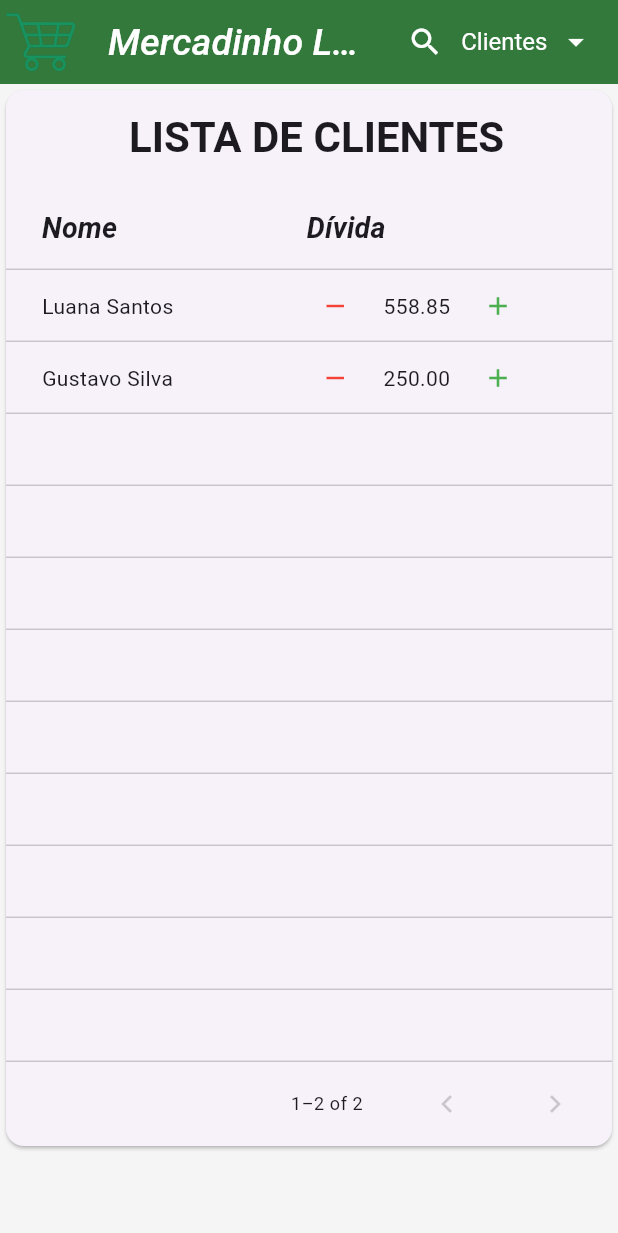
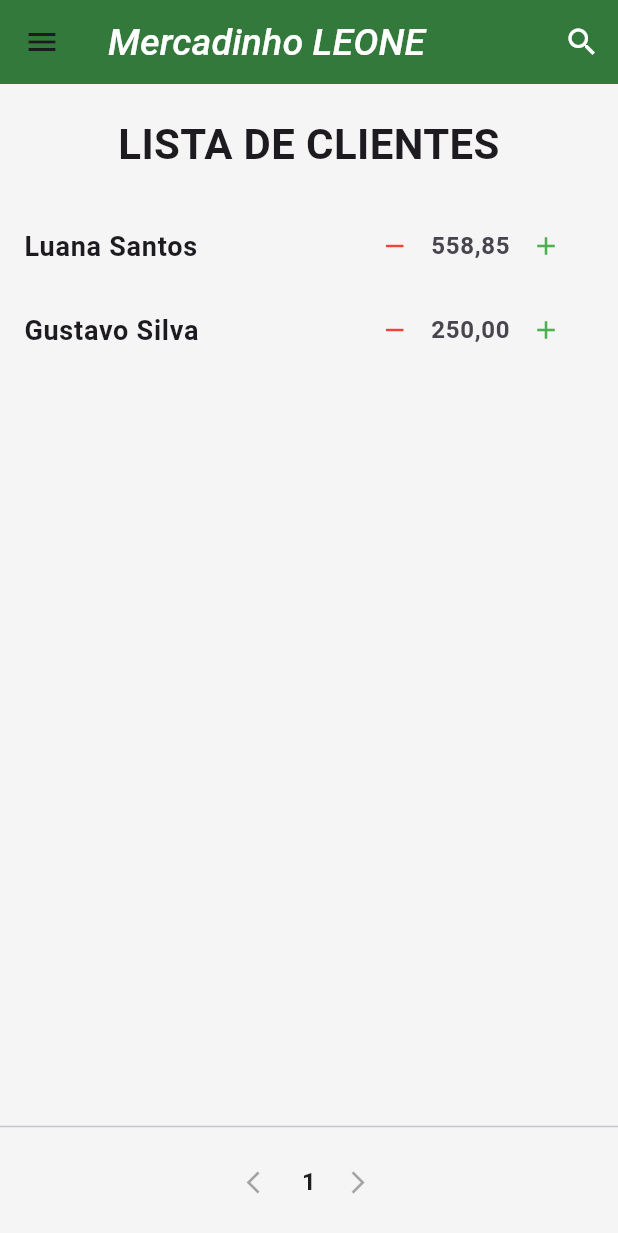
Before and after one commit to Jeffersson17/sistema_controle_dividas_frontend, a Flutter app: the screen it shows after launch, on a phone screen of 412 x 824 dp. Shown: the top 1233 px of the screen. Run offline on Flutter 3.47's test engine with Material 3 defaults, Android fonts, the phone set to English and light mode, and no system bars.

Commit message:
fix main

```diff
--- a/lib/main.dart
+++ b/lib/main.dart
@@ -96,34 +96,6 @@ class _HomePageState extends State<HomePage> {
             });
           },
         ),
-        DropdownButtonHideUnderline(
-          child: DropdownButton<String>(
-            dropdownColor: Colors.green[700],
-            value: _selectedOption,
-            icon: const Icon(Icons.arrow_drop_down, color: Colors.white),
-            style: const TextStyle(color: Colors.white, fontSize: 16),
-            onChanged: (String? newValue) async {
-              setState(() {
-                _selectedOption = newValue!;
-              });
-              if (newValue == 'Histórico') {
-                await Navigator.push(
-                  context,
-                  MaterialPageRoute(
-                    builder: (context) => const HistoricalPage(),
-                  ),
-                );
-                setState(() {
-                  _selectedOption = 'Clientes';
-                });
-              }
-            },
-            items: ['Clientes', 'Histórico'].map((value) {
-              return DropdownMenuItem<String>(value: value, child: Text(value));
-            }).toList(),
-          ),
-        ),
-        const SizedBox(width: 16),
       ];
     }
   }
@@ -166,96 +138,165 @@ class _HomePageState extends State<HomePage> {
         ),
       );
 
+  final int itensPorPagina = 11;
+  int paginaAtual = 0;
+
+  void _onSelectMenuOption(String option) async {
+    Navigator.pop(context); // fecha o drawer
+    if (option == 'Clientes') {
+      setState(() {
+        _selectedOption = 'Clientes';
+      });
+    } else if (option == 'Histórico') {
+      await Navigator.push(
+        context,
+        MaterialPageRoute(builder: (context) => const HistoricalPage()),
+      );
+      setState(() {
+        _selectedOption = 'Clientes';
+      });
+    }
+  }
+
   @override
   Widget build(BuildContext context) {
-    // Aqui está o estilo que você mencionou
-    final TextStyle titles = const TextStyle(
-      fontStyle: FontStyle.italic,
-      fontWeight: FontWeight.bold,
-      fontSize: 19,
-    );
+    final int totalPaginas = (clientes.length / itensPorPagina).ceil();
+    final int inicio = paginaAtual * itensPorPagina;
+    final int fim = (inicio + itensPorPagina).clamp(0, clientes.length);
+    final List<Map<String, dynamic>> pagina = clientes.sublist(inicio, fim);
 
     return Scaffold(
+      drawer: SizedBox(
+        width: 220, // aqui você define a largura desejada
+        child: Drawer(
+          child: ListView(
+            padding: EdgeInsets.zero,
+            children: [
+              DrawerHeader(
+                decoration: BoxDecoration(color: Colors.green[800]),
+                child: Column(
+                  crossAxisAlignment: CrossAxisAlignment.start,
+                  children: [
+                    SizedBox(
+                      height: 135,
+                      child: Center(
+                        child: Image.asset(
+                          "assets/logo-mercadinho-leone.png",
+                          fit: BoxFit.contain,
+                        ),
+                      ),
+                    ),
+                    const SizedBox(height: 1),
+                  ],
+                ),
+              ),
+              ListTile(
+                leading: const Icon(Icons.people),
+                title: const Text('Clientes'),
+                selected: _selectedOption == 'Clientes',
+                onTap: () => _onSelectMenuOption('Clientes'),
+              ),
+              ListTile(
+                leading: const Icon(Icons.history),
+                title: const Text('Histórico'),
+                selected: _selectedOption == 'Histórico',
+                onTap: () => _onSelectMenuOption('Histórico'),
+              ),
+            ],
+          ),
+        ),
+      ),
       appBar: AppBar(
-        leading: Image.asset("assets/logo.png"),
         title: _buildAppBarTitle(),
         actions: _buildAppBarActions(),
       ),
-      body: LayoutBuilder(
-        builder: (context, constraints) {
-          return SingleChildScrollView(
-            child: ConstrainedBox(
-              constraints: BoxConstraints(minWidth: constraints.maxWidth),
-              child: PaginatedDataTable(
-                header: const Text(
+      body: Column(
+        children: [
+          const Padding(
+            padding: EdgeInsets.symmetric(vertical: 20),
+            child: Text(
               'LISTA DE CLIENTES',
+              style: TextStyle(
+                fontSize: 28,
+                fontWeight: FontWeight.bold,
+              ),
               textAlign: TextAlign.center,
-                  style: TextStyle(
-                    fontSize: 28, // aumenta o tamanho da fonte
-                    fontWeight: FontWeight.bold, // deixa o texto em negrito
             ),
           ),
-                columns: [
-                  DataColumn(label: Text('Nome', style: titles)),
-                  DataColumn(label: Text(' Dívida', style: titles)),
-                ],
-                rowsPerPage: 11,
-                source: ClienteDataSource(
-                  clientes,
-                  onAdd: (index) => addDebt(),
-                  onRemove: (index) => removeDebt(),
+          Expanded(
+            child: ListView.builder(
+              itemCount: pagina.length,
+              itemBuilder: (context, index) {
+                final cliente = pagina[index];
+                final valorFormatado =
+                    cliente["divida"].toStringAsFixed(2).replaceAll('.', ',');
+
+                return ListTile(
+                  title: Text(
+                    cliente["nome"],
+                    style: const TextStyle(fontWeight: FontWeight.bold),
+                  ),
+                  trailing: Row(
+                    mainAxisSize: MainAxisSize.min,
+                    children: [
+                      IconButton(
+                        icon:
+                            const Icon(Icons.remove, size: 20, color: Colors.red),
+                        onPressed: () => removeDebt(),
+                      ),
+                      Text(
+                        valorFormatado,
+                        style: const TextStyle(
+                          fontWeight: FontWeight.bold,
+                          fontSize: 16,
                         ),
                       ),
+                      IconButton(
+                        icon:
+                            const Icon(Icons.add, size: 20, color: Colors.green),
+                        onPressed: () => addDebt(),
+                      ),
+                    ],
                   ),
                 );
               },
             ),
-    );
-  }
-}
-
-// Fonte de dados paginada com os dois clientes
-class ClienteDataSource extends DataTableSource {
-  final List<Map<String, dynamic>> data;
-  final void Function(int index) onAdd;
-  final void Function(int index) onRemove;
-
-  ClienteDataSource(this.data, {required this.onAdd, required this.onRemove});
-
-  @override
-  DataRow getRow(int index) {
-    final cliente = data[index];
-    return DataRow(
-      cells: [
-        DataCell(Text(cliente["nome"])),
-        DataCell(
-          Row(
-            mainAxisSize: MainAxisSize.min,
+          ),
+          const Divider(height: 2),
+          Padding(
+            padding: const EdgeInsets.symmetric(vertical: 12),
+            child: Row(
+              mainAxisAlignment: MainAxisAlignment.center,
               children: [
                 IconButton(
-                icon: const Icon(Icons.remove, size: 20, color: Colors.red),
-                constraints: const BoxConstraints(),
-                onPressed: () => onRemove(index),
+                  icon: const Icon(Icons.arrow_back_ios, size: 18),
+                  onPressed:
+                      paginaAtual > 0 ? () => setState(() => paginaAtual--) : null,
                 ),
-              const SizedBox(width: 8),
-              Text(cliente["divida"].toStringAsFixed(2)),
-              const SizedBox(width: 8),
+                for (int i = 0; i < totalPaginas; i++)
+                  Padding(
+                    padding: const EdgeInsets.symmetric(horizontal: 4),
+                    child: Text(
+                      '${i + 1}',
+                      style: TextStyle(
+                        fontWeight: paginaAtual == i
+                            ? FontWeight.bold
+                            : FontWeight.normal,
+                        fontSize: 16,
+                      ),
+                    ),
+                  ),
                 IconButton(
-                icon: const Icon(Icons.add, size: 20, color: Colors.green),
-                constraints: const BoxConstraints(),
-                onPressed: () => onAdd(index),
+                  icon: const Icon(Icons.arrow_forward_ios, size: 18),
+                  onPressed: paginaAtual < totalPaginas - 1
+                      ? () => setState(() => paginaAtual++)
+                      : null,
                 ),
               ],
             ),
           ),
         ],
+      ),
     );
   }
-
-  @override
-  bool get isRowCountApproximate => false;
-  @override
-  int get rowCount => data.length;
-  @override
-  int get selectedRowCount => 0;
 }
```
Lines whose indentation alone changed are shown as unchanged.
